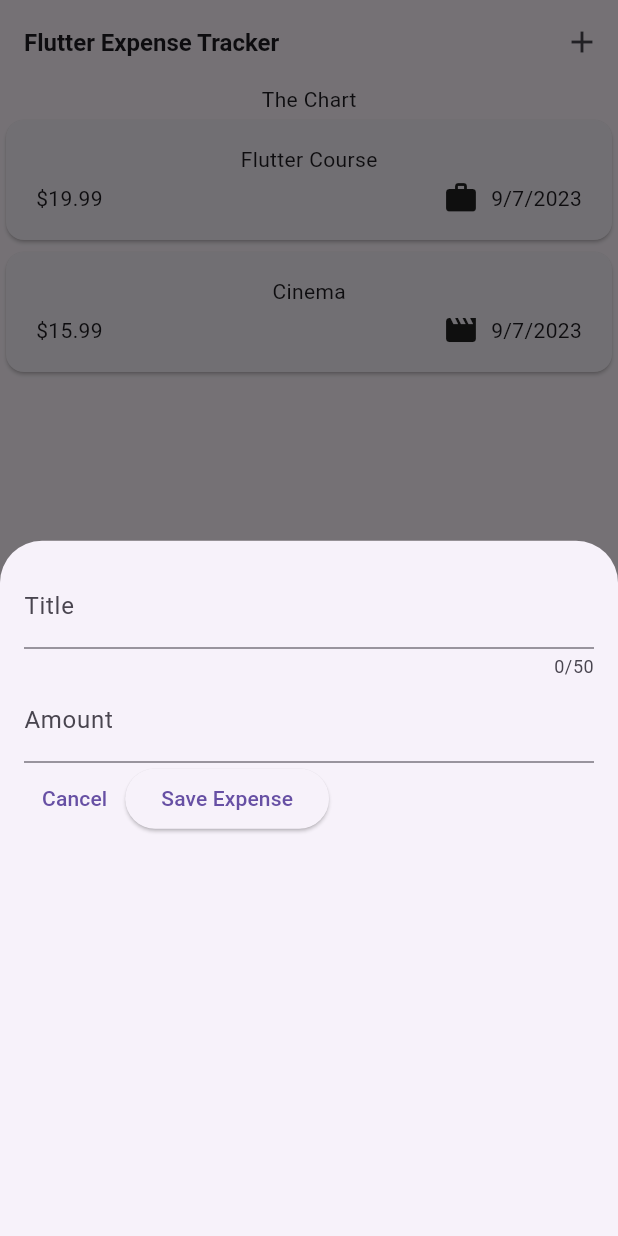
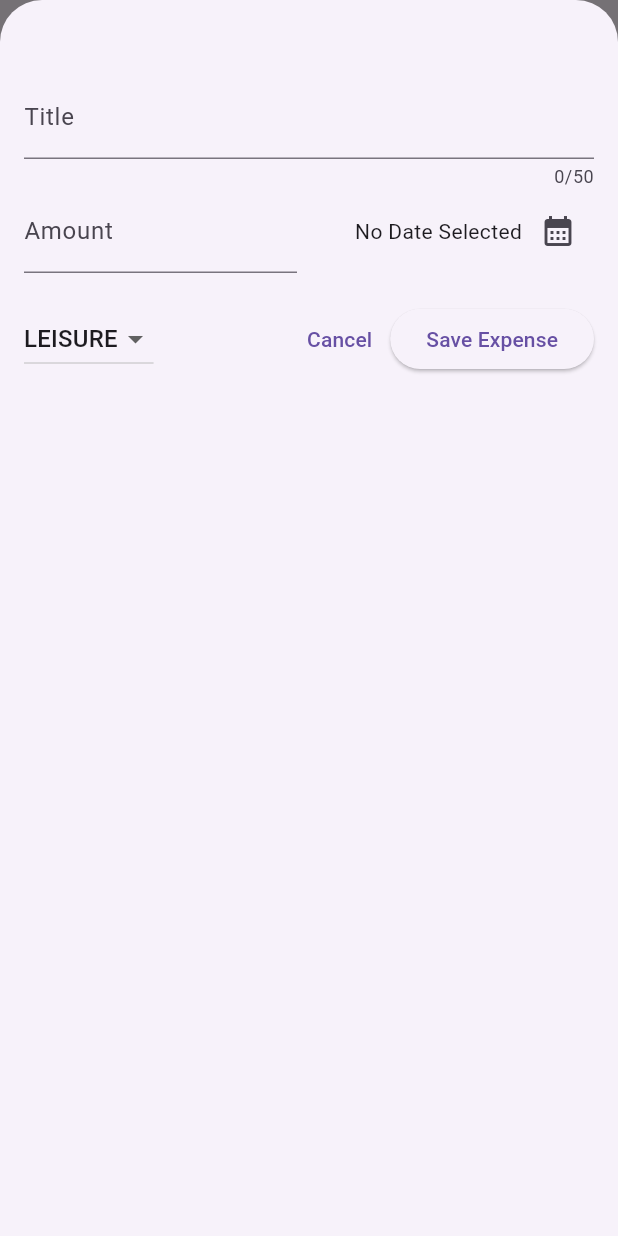
Before and after one commit to shakeebkhan66/expensetracker, a Flutter app: the screen it shows after launch, after a tap on the "add" icon, on a phone screen of 412 x 824 dp. Run offline on Flutter 3.47's test engine with Material 2 defaults, Android fonts, the phone set to English and light mode, and no system bars.

Commit message:
add data to the list and changes done in new expense screen

```diff
--- a/lib/widgets/expenses.dart
+++ b/lib/widgets/expenses.dart
@@ -26,10 +26,22 @@ class _ExpensesState extends State<Expenses> {
         category: Category.leisure),
   ];
 
+  // TODO Overlay Bottom Sheet
+  void _openAddExpenseOverlay() {
+    showModalBottomSheet(
+      isScrollControlled: true,
+      context: context,
+      builder: (ctx) => NewExpense(
+        onAddExpense: _addExpense,
+      ),
+    );
+  }
 
-  // TODO Overlay Bottom Sheet
-  void _openAddExpenseOverlay(){
-    showModalBottomSheet(context: context, builder: (ctx) => const NewExpense(),);
+  // TODO Add Expenses
+  void _addExpense(Expense expense) {
+    setState(() {
+      _registeredExpenses.add(expense);
+    });
   }
 
   @override
@@ -40,7 +52,10 @@ class _ExpensesState extends State<Expenses> {
           "Flutter Expense Tracker",
           style: TextStyle(fontSize: 16.0, fontWeight: FontWeight.w600),
         ),
-        actions: [IconButton(onPressed: _openAddExpenseOverlay, icon: const Icon(Icons.add))],
+        actions: [
+          IconButton(
+              onPressed: _openAddExpenseOverlay, icon: const Icon(Icons.add))
+        ],
       ),
       body: Column(
         children: [
--- a/lib/widgets/new_expense.dart
+++ b/lib/widgets/new_expense.dart
@@ -1,23 +1,73 @@
+import 'package:expensetracker/models/expense.dart';
 import 'package:flutter/material.dart';
 
 class NewExpense extends StatefulWidget {
-  const NewExpense({super.key});
+  const NewExpense({super.key, required this.onAddExpense});
+
+  final void Function(Expense expense) onAddExpense;
 
   @override
   State<NewExpense> createState() => _NewExpenseState();
 }
 
 class _NewExpenseState extends State<NewExpense> {
-
-  var _enteredTitle = '';
+  final _enteredTitle = '';
 
   final _titleController = TextEditingController();
   final _amountController = TextEditingController();
+  DateTime? _selectedDate;
+  Category? _selectedCategory = Category.leisure;
 
   // void _saveTitleInput(String inputValue){
   //   _enteredTitle = inputValue;
   // }
 
+  // TODO Date Picker
+  void _presentDatePicker() async {
+    final now = DateTime.now();
+    final firstDate = DateTime(now.year - 1, now.month, now.day);
+    final pickedDate = await showDatePicker(
+        context: context,
+        initialDate: now,
+        firstDate: firstDate,
+        lastDate: now);
+
+    setState(() {
+      _selectedDate = pickedDate;
+    });
+  }
+
+  // TODO Submit Form
+  void _submitExpenseDate() {
+    final enteredAmount = double.tryParse(_amountController.text);
+    final amountIsInvalid = enteredAmount == null || enteredAmount <= 0;
+
+    if (_titleController.text.trim().isEmpty ||
+        amountIsInvalid ||
+        _selectedDate == null) {
+      showDialog(
+          context: context,
+          builder: (ctx) => AlertDialog(
+                title: const Text("Invalid input"),
+                content: const Text(
+                    "Please make sure a valid title, amount, date and category was entered"),
+                actions: [
+                  TextButton(
+                      onPressed: () {
+                        Navigator.pop(context);
+                      },
+                      child: const Text('Okay'))
+                ],
+              ));
+      return;
+    }
+    widget.onAddExpense(Expense(
+        title: _titleController.text,
+        amount: enteredAmount,
+        date: _selectedDate!,
+        category: _selectedCategory!));
+    Navigator.pop(context);
+  }
 
   @override
   void dispose() {
@@ -26,36 +76,80 @@ class _NewExpenseState extends State<NewExpense> {
     super.dispose();
   }
 
-
   @override
   Widget build(BuildContext context) {
     return Padding(
-      padding: const EdgeInsets.all(16.0),
+      padding: const EdgeInsets.fromLTRB(16.0, 50.0, 16.0, 16.0),
       child: Column(
         children: [
           TextField(
             maxLength: 50,
             controller: _titleController,
             // onChanged: _saveTitleInput,
-            decoration: const InputDecoration(
-              label: Text("Title")
-            ),
-          ),
-          TextField(
-            controller: _amountController,
-            keyboardType: TextInputType.number,
-            decoration: const InputDecoration(
-              prefixText: '\$ ',
-                label: Text("Amount")
-            ),
+            decoration: const InputDecoration(label: Text("Title")),
           ),
           Row(
             children: [
-              TextButton(onPressed: (){}, child: Text("Cancel"),),
-              ElevatedButton(onPressed: (){
-                print(_titleController.text);
-                print(_amountController.text);
-              }, child: Text("Save Expense"), )
+              Expanded(
+                child: TextField(
+                  controller: _amountController,
+                  keyboardType: TextInputType.number,
+                  decoration: const InputDecoration(
+                      prefixText: '\$ ', label: Text("Amount")),
+                ),
+              ),
+              const SizedBox(
+                width: 16.0,
+              ),
+              Expanded(
+                  child: Row(
+                mainAxisAlignment: MainAxisAlignment.end,
+                crossAxisAlignment: CrossAxisAlignment.center,
+                children: [
+                  Text(
+                    _selectedDate == null
+                        ? "No Date Selected"
+                        : formatter.format(_selectedDate!),
+                  ),
+                  IconButton(
+                      onPressed: _presentDatePicker,
+                      icon: const Icon(Icons.calendar_month))
+                ],
+              ))
+            ],
+          ),
+          const SizedBox(
+            height: 20.0,
+          ),
+          Row(
+            children: [
+              DropdownButton(
+                  value: _selectedCategory,
+                  items: Category.values
+                      .map((category) => DropdownMenuItem(
+                            value: category,
+                            child: Text(category.name.toUpperCase()),
+                          ))
+                      .toList(),
+                  onChanged: (value) {
+                    if (value == null) {
+                      return;
+                    }
+                    setState(() {
+                      _selectedCategory = value;
+                    });
+                  }),
+              const Spacer(),
+              TextButton(
+                onPressed: () {
+                  Navigator.pop(context);
+                },
+                child: const Text("Cancel"),
+              ),
+              ElevatedButton(
+                onPressed: _submitExpenseDate,
+                child: const Text("Save Expense"),
+              )
             ],
           )
         ],
```
